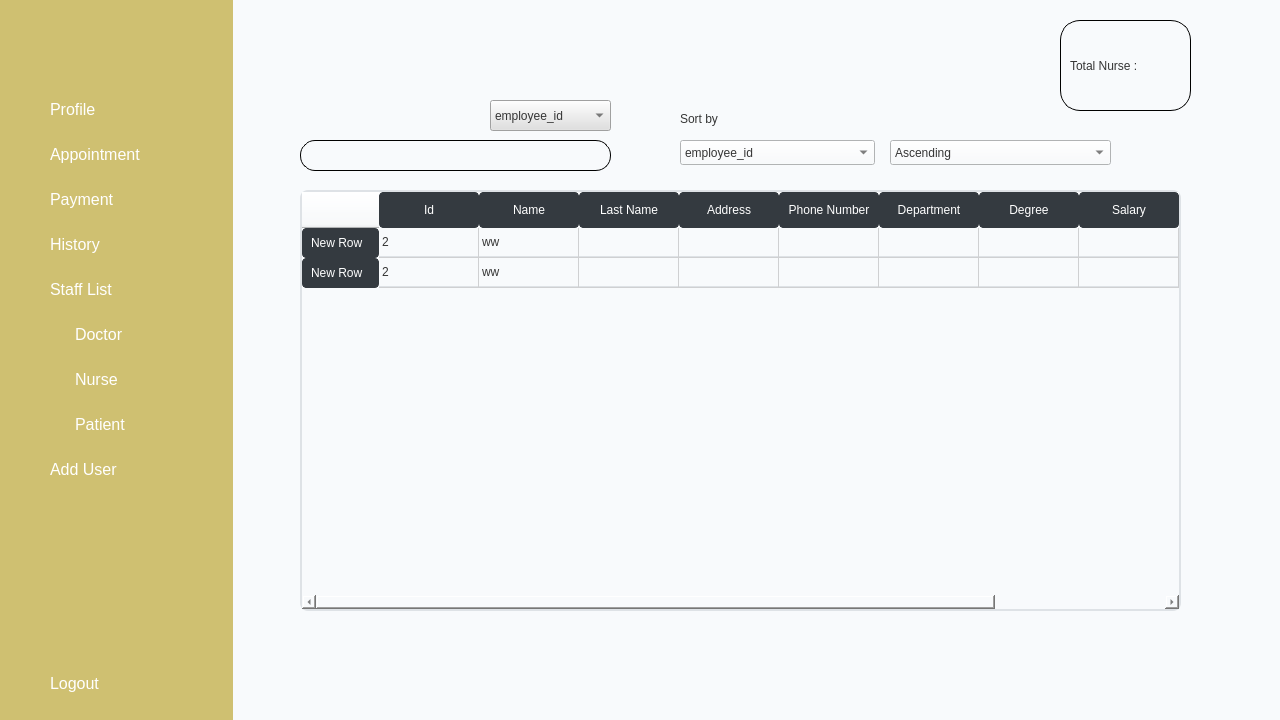
Before: the Qt Designer form src/gui/ui/MainWindowAdmin.ui in RoronoaZoro321/Healthcare-Management-System, drawn with Qt 5.
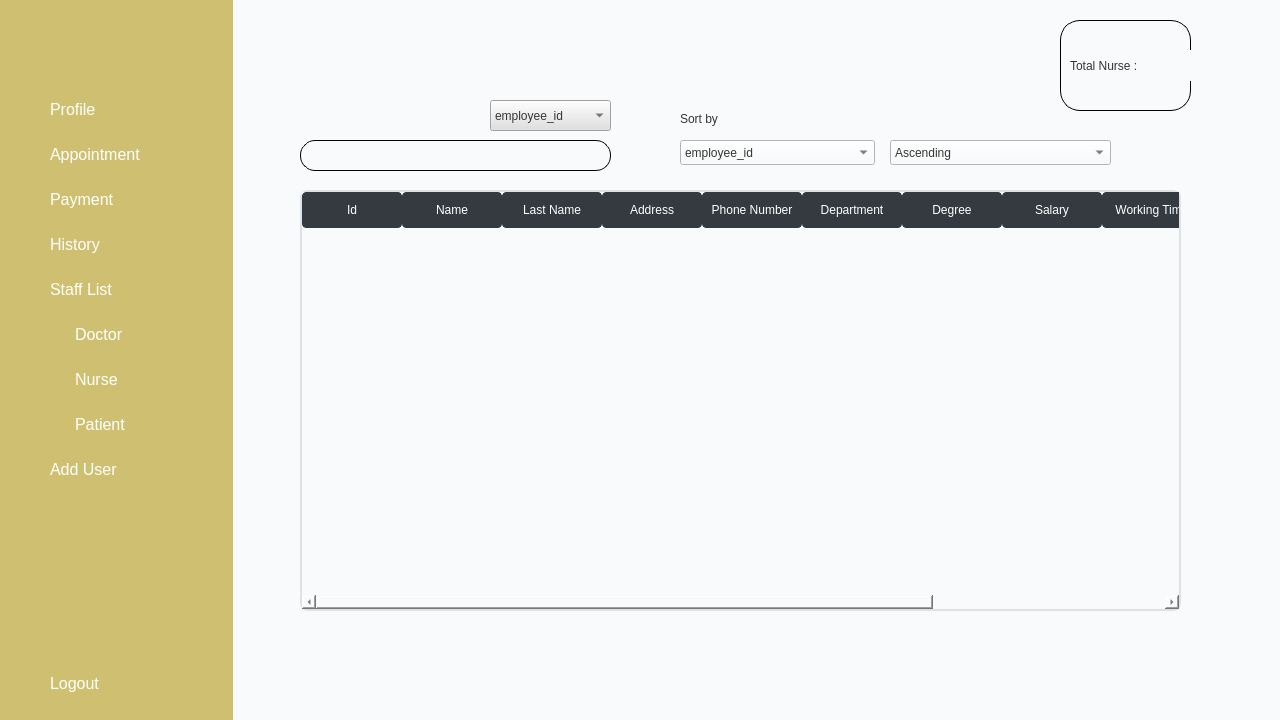
After: the same form once the commit is applied. Icons and pictures are not drawn.

Commit message: able to edit the working time of doctor and nurse

The edit to the form file:
```diff
--- a/src/gui/ui/MainWindowAdmin.ui
+++ b/src/gui/ui/MainWindowAdmin.ui
@@ -497,16 +497,6 @@
                 background-color: #495057;
             }</string>
            </property>
-           <row>
-            <property name="text">
-             <string>New Row</string>
-            </property>
-           </row>
-           <row>
-            <property name="text">
-             <string>New Row</string>
-            </property>
-           </row>
            <column>
             <property name="text">
              <string>Id</string>
@@ -547,6 +537,11 @@
              <string>Salary</string>
             </property>
            </column>
+           <column>
+            <property name="text">
+             <string>Working Time</string>
+            </property>
+           </column>
            <column>
             <property name="text">
              <string>Action</string>
@@ -557,26 +552,6 @@
              <string>Edit</string>
             </property>
            </column>
-           <item row="0" column="0">
-            <property name="text">
-             <string>2</string>
-            </property>
-           </item>
-           <item row="0" column="1">
-            <property name="text">
-             <string>ww</string>
-            </property>
-           </item>
-           <item row="1" column="0">
-            <property name="text">
-             <string>2</string>
-            </property>
-           </item>
-           <item row="1" column="1">
-            <property name="text">
-             <string>ww</string>
-            </property>
-           </item>
           </widget>
           <widget class="QLabel" name="label_9">
            <property name="geometry">
@@ -783,7 +758,7 @@
             <rect>
              <x>10</x>
              <y>30</y>
-             <width>111</width>
+             <width>131</width>
              <height>31</height>
             </rect>
            </property>
```
Left out of the diff: 27 changed lines with no effect on the pictures. The commit also changes 5 other files.
